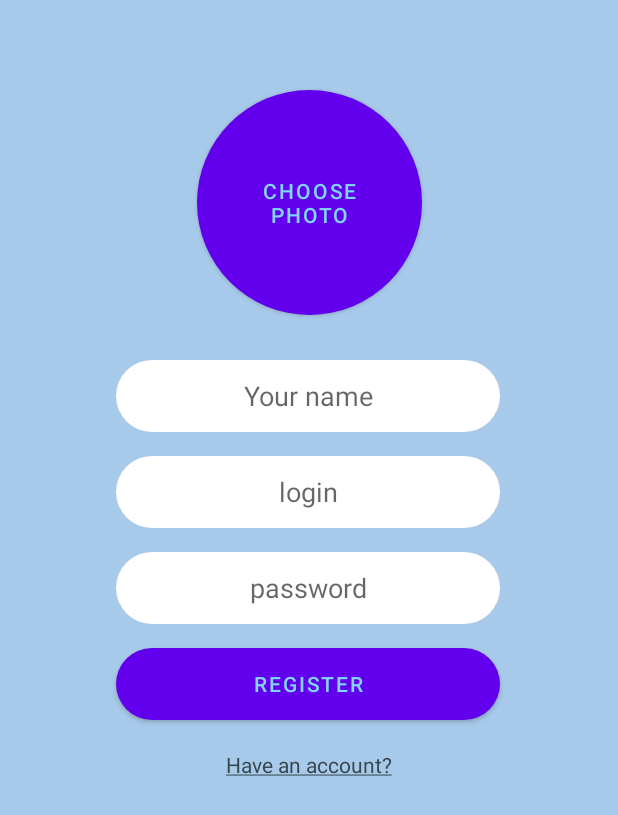
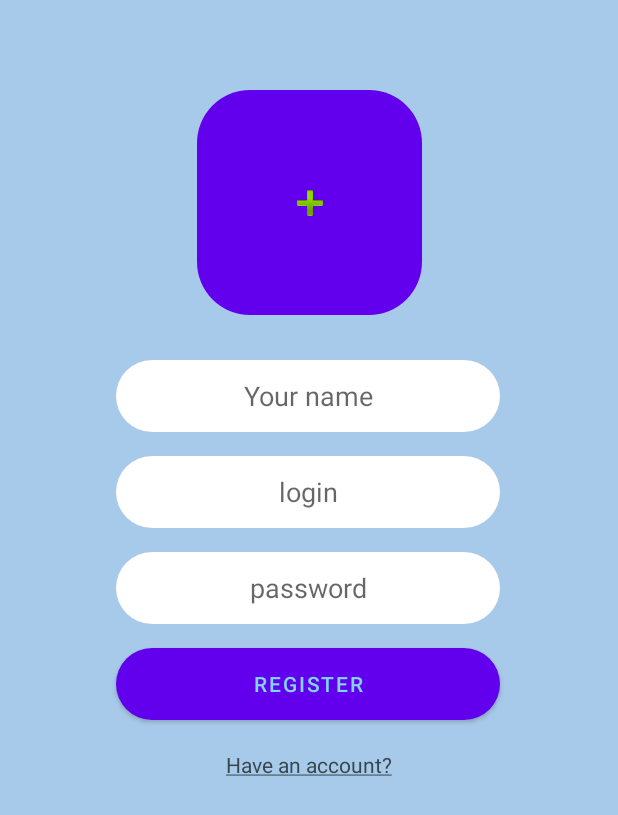
Before and after one commit to nOmeep/chat-app-android, an Android app: the screen it shows after launch (MainActivity), on a phone screen of 412 x 824 dp. Shown: the top 815 px of the screen. Run offline under Robolectric (Android 15) with nearby library versions, the phone set to English and light mode, and no system bars; our stand-ins replace Firebase (no records; nobody signed in at launch, a user with empty details on screens opened directly).

Commit message:
выбор фото, но теперь не так гладко все выглялит, мб потом допилю, сейчас буду с файербейс рабоать

```diff
--- a/chatApp/app/build.gradle
+++ b/chatApp/app/build.gradle
@@ -8,7 +8,7 @@ android {
 
     defaultConfig {
         applicationId "com.example.messenger"
-        minSdk 21
+        minSdk 28
         targetSdk 31
         versionCode 1
         versionName "1.0"
--- a/chatApp/app/src/main/java/com/example/messenger/MainActivity.kt
+++ b/chatApp/app/src/main/java/com/example/messenger/MainActivity.kt
@@ -1,13 +1,15 @@
 package com.example.messenger
 
+import android.graphics.ImageDecoder
+import android.graphics.drawable.BitmapDrawable
+import android.net.Uri
 import androidx.appcompat.app.AppCompatActivity
 import android.os.Bundle
+import android.provider.MediaStore
 import android.util.Log
 import android.view.View
-import android.widget.Button
-import android.widget.EditText
-import android.widget.TextView
-import android.widget.Toast
+import android.widget.*
+import androidx.activity.result.contract.ActivityResultContracts
 import androidx.appcompat.app.AlertDialog
 import com.google.firebase.auth.FirebaseAuth
 import com.google.firebase.auth.ktx.auth
@@ -20,9 +22,11 @@ class MainActivity : AppCompatActivity() {
     private lateinit var passwordEditText: EditText
 
     private lateinit var registerButton : Button
-    private lateinit var choosePhotoButton : Button
+    private lateinit var choosePhotoImageButton : ImageButton
 
     private lateinit var alreadyHaveAnAccTextView : TextView
+
+    private var selectedPhotoUri : Uri? = null
 
     private lateinit var auth: FirebaseAuth
 
@@ -35,13 +39,15 @@ class MainActivity : AppCompatActivity() {
         initOnCLickListeners()
     }
 
+    // Some kind of inits
+
     private fun initViews() {
         nameEditText = findViewById(R.id.nameEditText)
         emailEditText = findViewById(R.id.loginEditText)
         passwordEditText = findViewById(R.id.passwordEditText)
 
         registerButton = findViewById(R.id.registerButton)
-        choosePhotoButton = findViewById(R.id.choosePhotoButton)
+        choosePhotoImageButton = findViewById(R.id.choosePhotoImageButton)
 
         alreadyHaveAnAccTextView = findViewById(R.id.alreadyHaveAnAccTextView)
 
@@ -53,14 +59,28 @@ class MainActivity : AppCompatActivity() {
             performRegister()
         }
 
-        choosePhotoButton.setOnClickListener {
-            Log.d("PHOTO", "SHOW PHOTO")
-        }
-
         alreadyHaveAnAccTextView.setOnClickListener {
             openLogInDialog()
         }
+
+        choosePhotoImageButton.setOnClickListener {
+            getAction.launch("image/*")
+        }
     }
+
+    // Photo suction
+
+    private val getAction = registerForActivityResult(ActivityResultContracts.GetContent()) {   pickedUri ->
+        selectedPhotoUri = pickedUri
+
+        val source = ImageDecoder.createSource(this.contentResolver, pickedUri)
+        val bitmap = ImageDecoder.decodeBitmap(source)
+
+        val bitmapDrawable = BitmapDrawable(applicationContext.resources, bitmap)
+        choosePhotoImageButton.background = bitmapDrawable
+    }
+
+    // Firebase and Dialogs
 
     private fun performRegister() {
         val email = emailEditText.text.toString()
--- a/chatApp/app/src/main/res/drawable/round_choose_photo_button.xml
+++ b/chatApp/app/src/main/res/drawable/round_choose_photo_button.xml
@@ -1,5 +1,5 @@
 <?xml version="1.0" encoding="utf-8"?>
 <shape xmlns:android="http://schemas.android.com/apk/res/android">
-    <solid android:color="@color/purple_200"/>
+    <solid android:color="@color/purple_500"/>
     <corners android:radius="75dp"/>
 </shape>
--- a/chatApp/app/src/main/res/layout/activity_main.xml
+++ b/chatApp/app/src/main/res/layout/activity_main.xml
@@ -80,17 +80,15 @@
         app:layout_constraintRight_toRightOf="@id/registerButton"
         app:layout_constraintTop_toBottomOf="@id/registerButton" />
 
-    <Button
-        android:id="@+id/choosePhotoButton"
+    <ImageButton
+        android:id="@+id/choosePhotoImageButton"
         android:layout_width="150dp"
         android:layout_height="150dp"
         android:layout_marginTop="30dp"
-        android:background="@drawable/round_choose_photo_button"
-        android:text="@string/choose_photo"
-        android:textAlignment="center"
-        android:textColor="#81D4FA"
+        android:background="@drawable/round_text_view_for_acc"
+        android:src="@android:drawable/ic_input_add"
+        app:layout_constraintBottom_toTopOf="@id/nameEditText"
         app:layout_constraintEnd_toEndOf="parent"
-        app:layout_constraintBottom_toTopOf="@id/nameEditText"
         app:layout_constraintStart_toStartOf="parent"
-        app:layout_constraintTop_toTopOf="parent"/>
+        app:layout_constraintTop_toTopOf="parent" />
 </androidx.constraintlayout.widget.ConstraintLayout>
```
